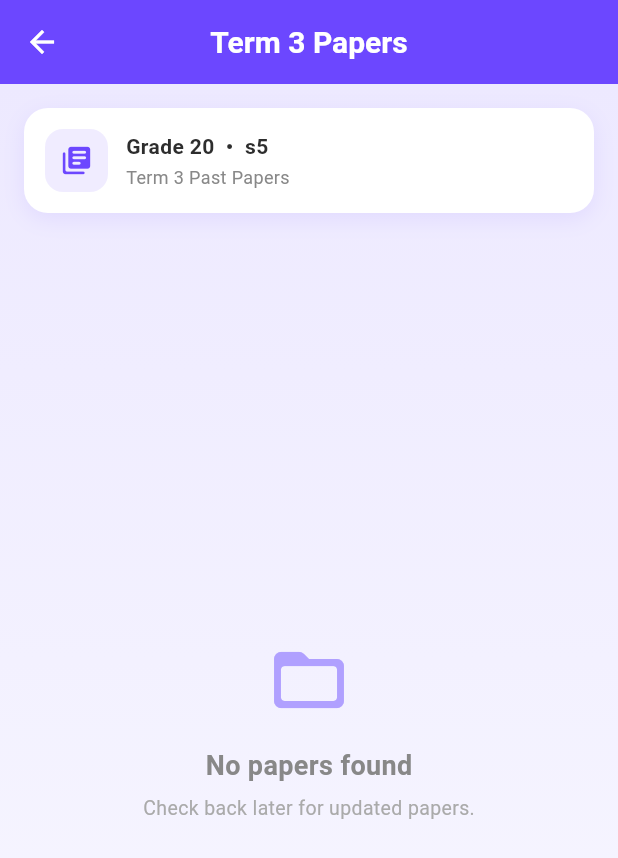
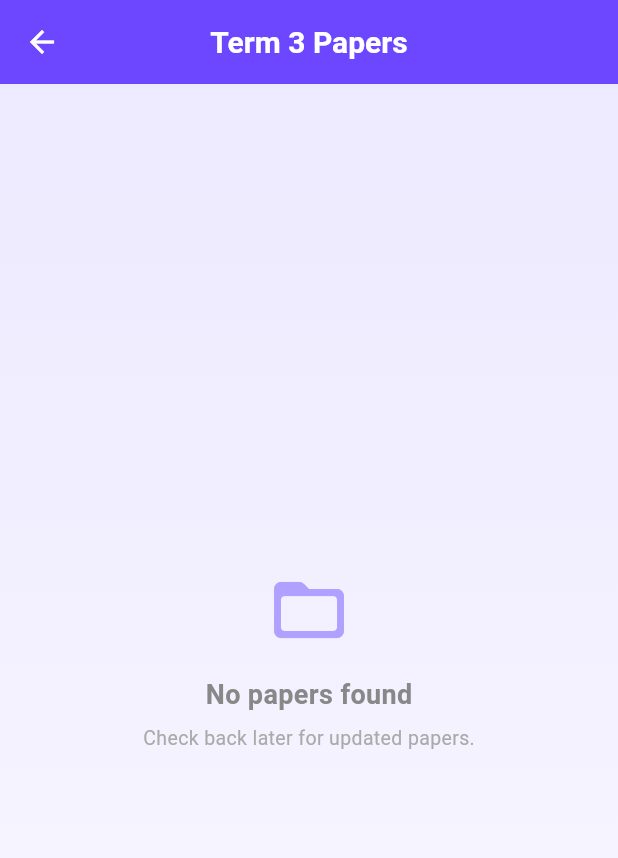
Before and after one commit to pawn3040/bank_a_plus, a Flutter app: the PaperShow screen opened directly, on a phone screen of 412 x 824 dp. Shown: the top 858 px of the screen. Run offline on Flutter 3.47's test engine with Material 3 defaults, Android fonts, the light colour scheme and no system bars; our stand-ins replace firebase_core, image_picker, open_filex, share_plus; missing offline and left inert: dart:html; accounts and stored records are empty; network calls fail.

Commit message:
change scarfolds

```diff
--- a/lib/Home.dart
+++ b/lib/Home.dart
@@ -111,7 +111,7 @@ class _HomeState extends State<Home> {
       child: SingleChildScrollView(
         physics: const BouncingScrollPhysics(),
         child: Padding(
-          padding: const EdgeInsets.symmetric(horizontal: 20.0, vertical: 24.0),
+          padding: const EdgeInsets.symmetric(horizontal: 20.0, vertical: 2.0),
           child: Column(
             crossAxisAlignment: CrossAxisAlignment.stretch,
             children: [
--- a/lib/advertisement/advertisement_carousel.dart
+++ b/lib/advertisement/advertisement_carousel.dart
@@ -161,7 +161,7 @@ class _AdvertisementCarouselState extends State<AdvertisementCarousel> with Widg
 
         return Container(
           height: 100,
-          margin: const EdgeInsets.symmetric(horizontal: 16.0, vertical: 12.0),
+          margin: const EdgeInsets.symmetric(horizontal: 1.0, vertical: 1.0),
           decoration: boxDecoration,
           child: ClipRRect(
             borderRadius: BorderRadius.circular(0),
--- a/lib/paperShow.dart
+++ b/lib/paperShow.dart
@@ -54,9 +54,9 @@ class _PaperShowState extends State<PaperShow> {
 
   // medium colours
   static const Map<String, Color> _mediumColor = {
-    'Sinhala': Color(0xFF6C47FF),
-    'Tamil': Color(0xFF2E7CF6),
-    'English': Color(0xFF00BFA5),
+    'Sinhala': Color.fromARGB(255, 106, 69, 255),
+    'Tamil': Color.fromARGB(255, 155, 5, 255),
+    'English': Color.fromARGB(255, 87, 225, 77),
   };
 
   bool isLoading = true;
@@ -239,7 +239,7 @@ class _PaperShowState extends State<PaperShow> {
               ),
               child: Column(
                 children: [
-                  _buildInfoBanner(),
+
                   Expanded(child: _buildBody()),
                 ],
               ),
@@ -250,64 +250,6 @@ class _PaperShowState extends State<PaperShow> {
     );
   }
 
-  Widget _buildInfoBanner() {
-    return Container(
-      width: double.infinity,
-      margin: const EdgeInsets.fromLTRB(16, 16, 16, 8),
-      padding: const EdgeInsets.all(14),
-      decoration: BoxDecoration(
-        color: Colors.white,
-        borderRadius: BorderRadius.circular(16),
-        boxShadow: [
-          BoxShadow(
-            color: const Color(0xFF6C47FF).withOpacity(0.1),
-            blurRadius: 12,
-            offset: const Offset(0, 4),
-          ),
-        ],
-      ),
-      child: Row(
-        children: [
-          Container(
-            padding: const EdgeInsets.all(10),
-            decoration: BoxDecoration(
-              color: const Color(0xFF6C47FF).withOpacity(0.1),
-              borderRadius: BorderRadius.circular(12),
-            ),
-            child: const Icon(
-              Icons.library_books_rounded,
-              color: Color(0xFF6C47FF),
-              size: 22,
-            ),
-          ),
-          const SizedBox(width: 12),
-          Expanded(
-            child: Column(
-              crossAxisAlignment: CrossAxisAlignment.start,
-              children: [
-                Text(
-                  'Grade ${widget.grade}  •  ${widget.subject}',
-                  style: const TextStyle(
-                    fontSize: 14,
-                    fontWeight: FontWeight.w700,
-                    color: Color(0xFF2D2D2D),
-                  ),
-                ),
-                const SizedBox(height: 2),
-                Text(
-                  'Term ${widget.term} Past Papers',
-                  style: const TextStyle(
-                    fontSize: 12,
-                    color: Color(0xFF888888),
-                  ),
-                ),
-              ],
-            ),
-          ),
-        ],
-      ),
-    );
-  }
 
   Widget _buildBody() {
     if (isLoading) {
```
Also changed, not shown: lib/main_scaffold.dart (+14 -13 lines).
